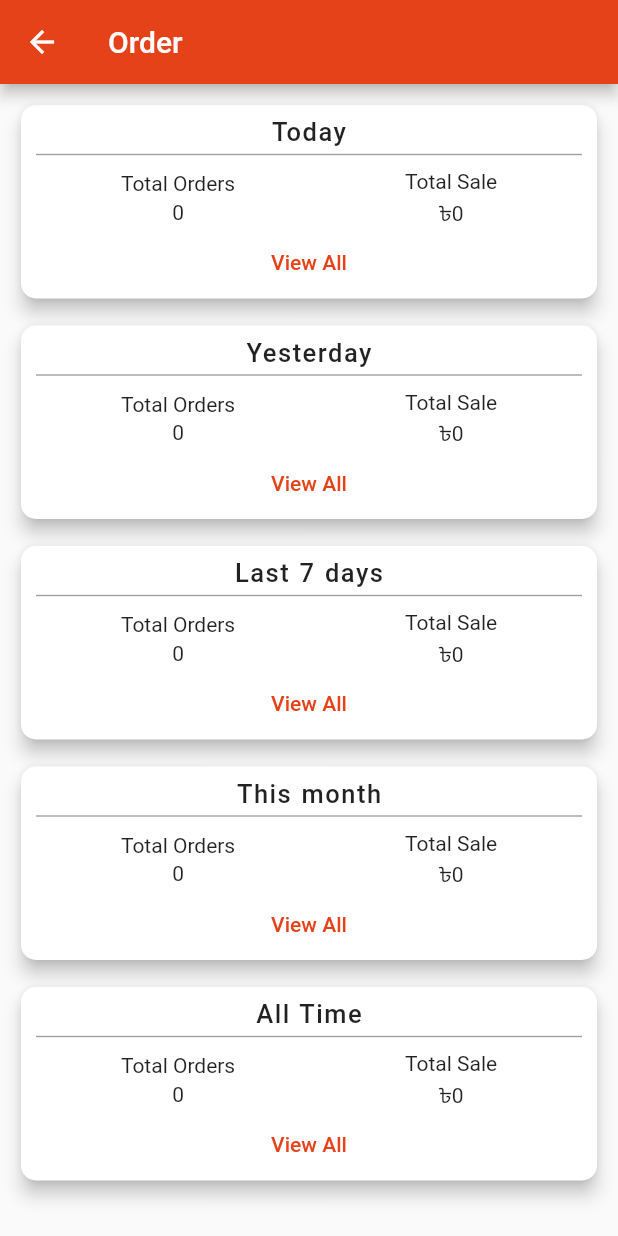
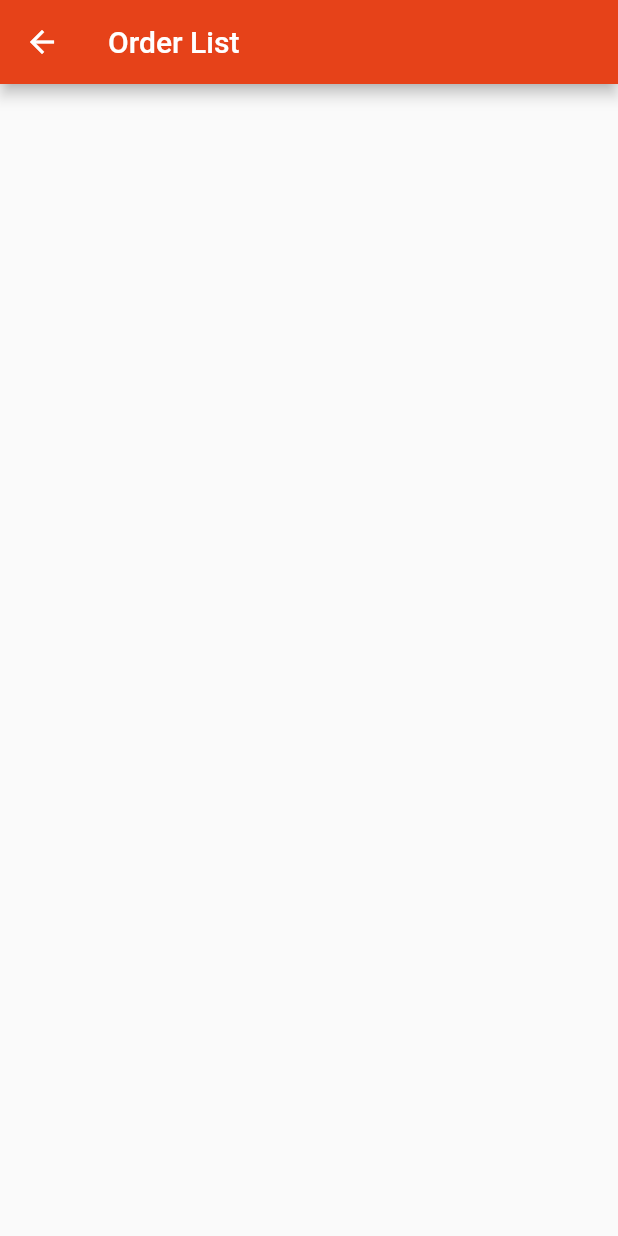
Before and after one commit to devfoyzur17/e_commerce_admin_app, a Flutter app: the OrderPage screen opened by its route, after a tap on "View All", on a phone screen of 412 x 824 dp. Run offline on Flutter 3.47's test engine with Material 2 defaults, Android fonts, the phone set to English and light mode, and no system bars; our stand-ins replace cloud_firestore, firebase_auth, firebase_core, firebase_storage, image_picker, loading_indicator; accounts and stored records are empty.

Commit message:
complete order filter

```diff
--- a/lib/main.dart
+++ b/lib/main.dart
@@ -3,6 +3,7 @@ import 'package:e_commerce_admin_app/pages/dashboard_page.dart';
 import 'package:e_commerce_admin_app/pages/launcher_page.dart';
 import 'package:e_commerce_admin_app/pages/login_page.dart';
 import 'package:e_commerce_admin_app/pages/new_product_page.dart';
+import 'package:e_commerce_admin_app/pages/orderListPage.dart';
 import 'package:e_commerce_admin_app/pages/order_page.dart';
 import 'package:e_commerce_admin_app/pages/product_details_page.dart';
 import 'package:e_commerce_admin_app/pages/products_page.dart';
@@ -58,11 +59,12 @@ class MyApp extends StatelessWidget {
         CategoryPage.routeName: (context) => const CategoryPage(),
         NewProductPage.routeName: (context) => const NewProductPage(),
         OrderPage.routeName: (context) => const OrderPage(),
+        OrderListPage.routeName: (context) => const OrderListPage(),
         ProductPage.routeName: (context) => const ProductPage(),
         ReportPage.routeName: (context) => const ReportPage(),
         SettingPage.routeName: (context) => const SettingPage(),
         UserPage.routeName: (context) => const UserPage(),
-        ProductDetailsPage.routeName: (context) =>  ProductDetailsPage(),
+        ProductDetailsPage.routeName: (context) => ProductDetailsPage(),
       },
     );
   }
--- /dev/null
+++ b/lib/pages/orderListPage.dart
@@ -0,0 +1,33 @@
+import 'package:e_commerce_admin_app/models/order_model.dart';
+import 'package:e_commerce_admin_app/providers/order_provider.dart';
+import 'package:e_commerce_admin_app/utils/contstants.dart';
+import 'package:e_commerce_admin_app/utils/helper_function.dart';
+import 'package:flutter/material.dart';
+import 'package:provider/provider.dart';
+
+class OrderListPage extends StatelessWidget {
+  static const routeName = "/order-list-page";
+  const OrderListPage({Key? key}) : super(key: key);
+
+  @override
+  Widget build(BuildContext context) {
+    final orderModel = ModalRoute.of(context)!.settings.arguments as OrderFilter;
+   final  orderList =   Provider.of<OrderProvider>(context).getFilterOrderList(orderModel);
+    return Scaffold(
+      appBar: AppBar(
+        title:   Text("Order List"),
+      ),
+
+      body: ListView.builder(
+      itemCount: orderList.length,
+    itemBuilder: (context, index) => Card(
+      elevation: 2,
+      child: ListTile(
+
+        title: Text("\৳${orderList[index].grandTotal}"),
+      trailing: Text(getFormatedDateTime(orderList[index].orderDate.timestamp.toDate(), "dd/MM/yyy")),
+
+      ),
+    )));
+  }
+}
--- a/lib/pages/order_page.dart
+++ b/lib/pages/order_page.dart
@@ -1,5 +1,7 @@
 import 'package:cloud_firestore/cloud_firestore.dart';
+import 'package:e_commerce_admin_app/pages/orderListPage.dart';
 import 'package:e_commerce_admin_app/providers/order_provider.dart';
+import 'package:e_commerce_admin_app/utils/contstants.dart';
 import 'package:flutter/material.dart';
 import 'package:provider/provider.dart';
 
@@ -67,7 +69,11 @@ class OrderPage extends StatelessWidget {
                         ),
                       ],
                     ),
-                    TextButton(onPressed: () {}, child: Text("View All"))
+                    TextButton(
+                        onPressed: () => Navigator.pushNamed(
+                            context, OrderListPage.routeName,
+                            arguments: OrderFilter.TODAY),
+                        child: Text("View All"))
                   ],
                 ),
               ),
@@ -125,7 +131,11 @@ class OrderPage extends StatelessWidget {
                         ),
                       ],
                     ),
-                    TextButton(onPressed: () {}, child: Text("View All"))
+                    TextButton(
+                        onPressed: () => Navigator.pushNamed(
+                            context, OrderListPage.routeName,
+                            arguments: OrderFilter.YESTERDAY),
+                        child: Text("View All"))
                   ],
                 ),
               ),
@@ -183,7 +193,11 @@ class OrderPage extends StatelessWidget {
                         ),
                       ],
                     ),
-                    TextButton(onPressed: () {}, child: Text("View All"))
+                    TextButton(
+                        onPressed: () => Navigator.pushNamed(
+                            context, OrderListPage.routeName,
+                            arguments: OrderFilter.SEVEN_DAYS),
+                        child: Text("View All"))
                   ],
                 ),
               ),
@@ -226,7 +240,7 @@ class OrderPage extends StatelessWidget {
                               height: 3,
                             ),
                             Text(
-                                "${provider.getTotalOrderByDateRange(DateTime(DateTime.now().year, DateTime.now().month-1))}"),
+                                "${provider.getTotalOrderByDateRange(DateTime(DateTime.now().year, DateTime.now().month - 1))}"),
                           ],
                         ),
                         Column(
@@ -236,12 +250,16 @@ class OrderPage extends StatelessWidget {
                               height: 3,
                             ),
                             Text(
-                                "\৳${provider.getTotalSaleByDateRange(DateTime(DateTime.now().year, DateTime.now().month-1))}"),
+                                "\৳${provider.getTotalSaleByDateRange(DateTime(DateTime.now().year, DateTime.now().month - 1))}"),
                           ],
                         ),
                       ],
                     ),
-                    TextButton(onPressed: () {}, child: Text("View All"))
+                    TextButton(
+                        onPressed: () => Navigator.pushNamed(
+                            context, OrderListPage.routeName,
+                            arguments: OrderFilter.THIS_MONTH),
+                        child: Text("View All"))
                   ],
                 ),
               ),
@@ -283,8 +301,7 @@ class OrderPage extends StatelessWidget {
                             SizedBox(
                               height: 3,
                             ),
-                            Text(
-                                "${provider.orderList.length}"),
+                            Text("${provider.orderList.length}"),
                           ],
                         ),
                         Column(
@@ -293,13 +310,16 @@ class OrderPage extends StatelessWidget {
                             SizedBox(
                               height: 3,
                             ),
-                            Text(
-                                "\৳${provider.getAllTimeTotalSale()}"),
+                            Text("\৳${provider.getAllTimeTotalSale()}"),
                           ],
                         ),
                       ],
                     ),
-                    TextButton(onPressed: () {}, child: Text("View All"))
+                    TextButton(
+                        onPressed: () => Navigator.pushNamed(
+                            context, OrderListPage.routeName,
+                            arguments: OrderFilter.ALL_TIME),
+                        child: Text("View All"))
                   ],
                 ),
               ),
@@ -307,8 +327,6 @@ class OrderPage extends StatelessWidget {
             const SizedBox(
               height: 10,
             ),
-
-
           ],
         ),
       ),
--- a/lib/providers/order_provider.dart
+++ b/lib/providers/order_provider.dart
@@ -1,5 +1,7 @@
+import 'package:cloud_firestore/cloud_firestore.dart';
 import 'package:e_commerce_admin_app/db/db_helper.dart';
 import 'package:e_commerce_admin_app/models/order_constants_model.dart';
+import 'package:e_commerce_admin_app/utils/contstants.dart';
 import 'package:flutter/cupertino.dart';
 
 import '../models/order_model.dart';
@@ -77,4 +79,45 @@ class OrderProvider extends ChangeNotifier {
     }
     return total.round();
   }
+
+  List<OrderModel> getFilterOrderList(OrderFilter orderFilter) {
+    var filterList = <OrderModel>[];
+
+    switch (orderFilter) {
+      case OrderFilter.TODAY:
+        filterList = orderList
+            .where((element) =>
+                element.orderDate.day == DateTime.now().day &&
+                element.orderDate.month == DateTime.now().month &&
+                element.orderDate.year == DateTime.now().year)
+            .toList();
+        break;
+      case OrderFilter.YESTERDAY:
+        filterList = orderList
+            .where((element) =>
+                element.orderDate.day == DateTime.now().day - 1 &&
+                element.orderDate.month == DateTime.now().month &&
+                element.orderDate.year == DateTime.now().year)
+            .toList();
+        break;
+      case OrderFilter.SEVEN_DAYS:
+        filterList = orderList
+            .where((element) => element.orderDate.timestamp
+                .toDate()
+                .isAfter(DateTime.now().subtract(const Duration(days: 7))))
+            .toList();
+        break;
+      case OrderFilter.THIS_MONTH:
+        filterList = orderList
+            .where((element) => element.orderDate.timestamp
+                .toDate()
+                .isAfter(DateTime(DateTime.now().year, DateTime.now().month)))
+            .toList();
+        break;
+      case OrderFilter.ALL_TIME:
+        filterList = orderList;
+        break;
+    }
+    return filterList;
+  }
 }
--- /dev/null
+++ b/lib/utils/contstants.dart
@@ -0,0 +1,15 @@
+abstract class PaymentMethod{
+  static const String cod = "Cash on Delivery";
+  static const String online = "Online Payment";
+}
+
+abstract class OrderStatus{
+  static const String pending = "Pending";
+  static const String processing = "Processing";
+  static const String delivered = "Delivered";
+  static const String cancelled = "Cancelled";
+}
+
+enum OrderFilter{
+    TODAY, YESTERDAY, SEVEN_DAYS, THIS_MONTH, ALL_TIME
+}
```
